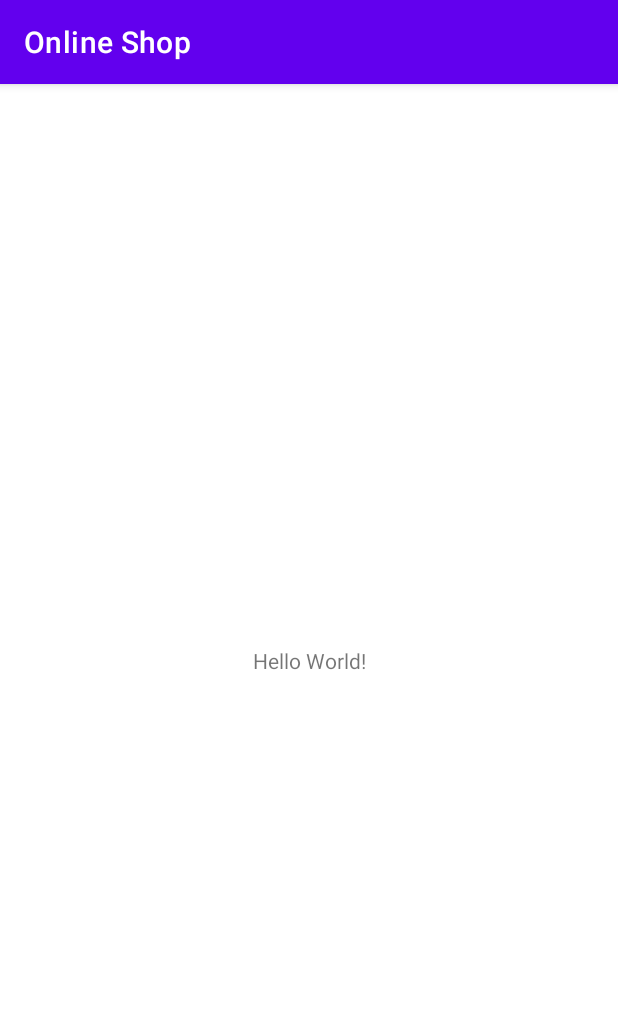
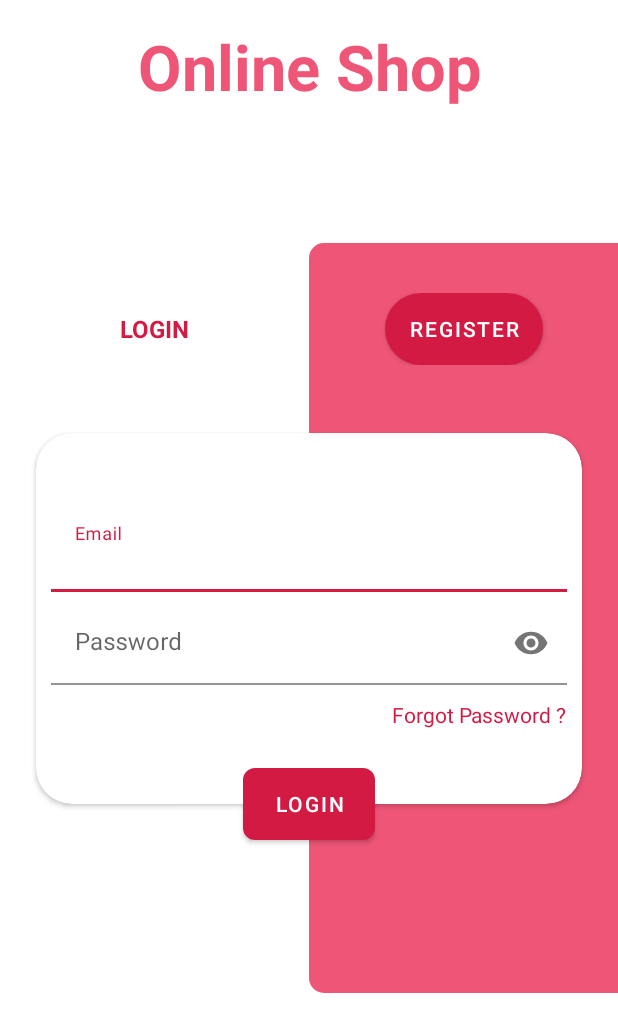
Before and after one commit to muhsecha/OnlineShop, an Android app: the screen it shows after launch (LoginActivity), on a phone screen of 412 x 824 dp. Shown: the top 1032 px of the screen. Run offline under Robolectric (Android 15) with nearby library versions, the light colour scheme and no system bars.

Commit message:
push layout login register apps

```diff
--- a/app/src/main/AndroidManifest.xml
+++ b/app/src/main/AndroidManifest.xml
@@ -9,13 +9,15 @@
         android:roundIcon="@mipmap/ic_launcher_round"
         android:supportsRtl="true"
         android:theme="@style/Theme.OnlineShop">
-        <activity android:name=".MainActivity">
+        <activity android:name=".RegisterActivity"></activity>
+        <activity android:name=".LoginActivity">
             <intent-filter>
                 <action android:name="android.intent.action.MAIN" />
 
                 <category android:name="android.intent.category.LAUNCHER" />
             </intent-filter>
         </activity>
+        <activity android:name=".MainActivity"></activity>
     </application>
 
 </manifest>
--- /dev/null
+++ b/app/src/main/java/com/example/onlineshop/LoginActivity.java
@@ -0,0 +1,44 @@
+package com.example.onlineshop;
+
+import androidx.appcompat.app.AppCompatActivity;
+
+import android.content.Intent;
+import android.os.Bundle;
+import android.view.View;
+import android.widget.Button;
+import android.widget.EditText;
+import android.widget.RelativeLayout;
+import android.widget.TextView;
+import android.widget.Toast;
+
+public class LoginActivity extends AppCompatActivity {
+
+    Button btn_register,btn_login;
+    TextView tv_frgt_pass;
+    EditText et_email,et_pass;
+
+    @Override
+    protected void onCreate(Bundle savedInstanceState) {
+        super.onCreate(savedInstanceState);
+        setContentView(R.layout.activity_login);
+
+        tv_frgt_pass = (TextView) findViewById(R.id.tv_frgt_pass);
+        et_email = (EditText) findViewById(R.id.et_login_email);
+        et_pass = (EditText) findViewById(R.id.et_login_pass);
+        btn_register = (Button) findViewById(R.id.btn_register);
+        btn_login = (Button) findViewById(R.id.btn_login);
+
+        btn_register.setOnClickListener(new View.OnClickListener() {
+            @Override
+            public void onClick(View view) {
+                startActivity(new Intent(getApplicationContext(), RegisterActivity.class));
+            }
+        });
+        btn_login.setOnClickListener(new View.OnClickListener() {
+            @Override
+            public void onClick(View view) {
+                Toast.makeText(LoginActivity.this, "Login Success", Toast.LENGTH_SHORT).show();
+            }
+        });
+    }
+}
--- /dev/null
+++ b/app/src/main/res/drawable/bg_btn_red.xml
@@ -0,0 +1,6 @@
+<?xml version="1.0" encoding="utf-8"?>
+<shape xmlns:android="http://schemas.android.com/apk/res/android">
+    <solid android:color="#D31A43"/>
+    <corners android:radius="7dp"/>
+    <stroke android:color="@color/white" android:width="1dp"/>
+</shape>
--- /dev/null
+++ b/app/src/main/res/drawable/bg_btn_white.xml
@@ -0,0 +1,6 @@
+<?xml version="1.0" encoding="utf-8"?>
+<shape xmlns:android="http://schemas.android.com/apk/res/android">
+    <solid android:color="@color/white"/>
+    <corners android:radius="7dp"/>
+    <stroke android:color="#D31A43" android:width="1dp"/>
+</shape>
--- /dev/null
+++ b/app/src/main/res/drawable/bg_red.xml
@@ -0,0 +1,5 @@
+<?xml version="1.0" encoding="utf-8"?>
+<shape xmlns:android="http://schemas.android.com/apk/res/android">
+    <solid android:color="#EE5577"/>
+    <corners android:bottomLeftRadius="10dp" android:topLeftRadius="10dp"/>
+</shape>
--- /dev/null
+++ b/app/src/main/res/drawable/bg_red_left.xml
@@ -0,0 +1,5 @@
+<?xml version="1.0" encoding="utf-8"?>
+<shape xmlns:android="http://schemas.android.com/apk/res/android">
+    <solid android:color="#EE5577"/>
+    <corners android:topRightRadius="10dp" android:bottomRightRadius="10dp" />
+</shape>
--- /dev/null
+++ b/app/src/main/res/drawable/bg_white.xml
@@ -0,0 +1,5 @@
+<?xml version="1.0" encoding="utf-8"?>
+<shape xmlns:android="http://schemas.android.com/apk/res/android">
+    <solid android:color="@color/white"/>
+    <corners android:bottomRightRadius="10dp" android:topRightRadius="10dp"/>
+ </shape>
--- /dev/null
+++ b/app/src/main/res/drawable/btn_stroke_white.xml
@@ -0,0 +1,6 @@
+<?xml version="1.0" encoding="utf-8"?>
+<shape xmlns:android="http://schemas.android.com/apk/res/android">
+    <stroke android:color="@color/white" android:width="1dp"/>
+    <solid android:color="@color/red_500"/>
+    <corners android:radius="50dp"/>
+</shape>
--- /dev/null
+++ b/app/src/main/res/layout/activity_login.xml
@@ -0,0 +1,138 @@
+<?xml version="1.0" encoding="utf-8"?>
+<androidx.constraintlayout.widget.ConstraintLayout
+    xmlns:android="http://schemas.android.com/apk/res/android"
+    xmlns:app="http://schemas.android.com/apk/res-auto"
+    xmlns:tools="http://schemas.android.com/tools"
+    android:layout_width="match_parent"
+    android:layout_height="match_parent"
+    tools:context=".LoginActivity">
+
+    <TextView
+        android:id="@+id/textView"
+        android:layout_width="wrap_content"
+        android:layout_height="wrap_content"
+        android:layout_marginTop="16dp"
+        android:text="Online Shop"
+        android:textColor="#EE5577"
+        android:textSize="42dp"
+        android:textStyle="bold"
+        app:layout_constraintEnd_toEndOf="parent"
+        app:layout_constraintStart_toStartOf="parent"
+        app:layout_constraintTop_toTopOf="parent" />
+
+    <View
+        android:id="@+id/view"
+        android:layout_width="wrap_content"
+        android:layout_height="500dp"
+        android:background="@drawable/bg_red"
+        app:layout_constraintBottom_toBottomOf="parent"
+        app:layout_constraintEnd_toEndOf="parent"
+        app:layout_constraintStart_toEndOf="parent"
+        app:layout_constraintTop_toTopOf="parent" />
+
+    <RelativeLayout
+        android:layout_width="0dp"
+        android:layout_height="wrap_content"
+        android:layout_marginTop="33dp"
+        app:layout_constraintEnd_toEndOf="parent"
+        app:layout_constraintHorizontal_bias="0.0"
+        app:layout_constraintStart_toStartOf="parent"
+        app:layout_constraintTop_toTopOf="@+id/view" >
+
+        <TextView
+            android:id="@+id/tv_login"
+            android:layout_width="wrap_content"
+            android:layout_height="wrap_content"
+            android:text="LOGIN"
+            android:textSize="16dp"
+            android:textStyle="bold"
+            android:textColor="@color/red_500"
+            android:layout_marginStart="80dp"
+            android:layout_centerVertical="true"/>
+
+        <Button
+            android:id="@+id/btn_register"
+            android:layout_width="wrap_content"
+            android:layout_height="wrap_content"
+            android:layout_alignParentRight="true"
+            android:layout_centerVertical="true"
+            android:layout_marginEnd="50dp"
+            android:text="REGISTER"
+            android:textColor="@color/white"
+            android:background="@drawable/btn_stroke_white"/>
+    </RelativeLayout>
+
+    <androidx.cardview.widget.CardView
+        android:id="@+id/cd_login"
+        android:layout_width="0dp"
+        android:layout_height="wrap_content"
+        android:layout_marginStart="24dp"
+        android:layout_marginEnd="24dp"
+        app:cardCornerRadius="24dp"
+        app:layout_constraintBottom_toBottomOf="parent"
+        app:layout_constraintEnd_toEndOf="parent"
+        app:layout_constraintStart_toStartOf="parent"
+        app:layout_constraintTop_toTopOf="parent">
+
+        <LinearLayout
+            android:layout_width="match_parent"
+            android:layout_height="wrap_content"
+            android:orientation="vertical">
+
+            <com.google.android.material.textfield.TextInputLayout
+                android:layout_width="match_parent"
+                android:layout_height="wrap_content"
+                android:paddingHorizontal="10dp">
+
+                <com.google.android.material.textfield.TextInputEditText
+                    android:id="@+id/et_login_email"
+                    android:layout_width="match_parent"
+                    android:layout_height="wrap_content"
+                    android:layout_marginTop="50dp"
+                    android:hint="Email"
+                    android:inputType="textEmailAddress"
+                    android:background="@color/white"/>
+            </com.google.android.material.textfield.TextInputLayout>
+
+            <com.google.android.material.textfield.TextInputLayout
+                android:layout_width="match_parent"
+                android:layout_height="match_parent"
+                android:paddingHorizontal="10dp"
+                app:passwordToggleEnabled="true">
+
+                <com.google.android.material.textfield.TextInputEditText
+                    android:id="@+id/et_login_pass"
+                    android:layout_width="match_parent"
+                    android:layout_height="wrap_content"
+                    android:layout_marginTop="6dp"
+                    android:layout_marginBottom="10dp"
+                    android:hint="Password"
+                    android:inputType="textPassword"
+                    android:background="@color/white"/>
+
+            </com.google.android.material.textfield.TextInputLayout>
+
+            <TextView
+                android:id="@+id/tv_frgt_pass"
+                android:text="Forgot Password ?"
+                android:layout_width="wrap_content"
+                android:layout_height="wrap_content"
+                android:layout_gravity="right"
+                android:layout_marginRight="10dp"
+                android:textColor="@color/red_500"
+                android:layout_marginBottom="50dp"/>
+        </LinearLayout>
+    </androidx.cardview.widget.CardView>
+
+    <Button
+        android:id="@+id/btn_login"
+        android:layout_width="wrap_content"
+        android:layout_height="wrap_content"
+        android:background="@drawable/bg_btn_red"
+        android:text="LOGIN"
+        app:layout_constraintBottom_toBottomOf="@+id/cd_login"
+        app:layout_constraintEnd_toEndOf="@+id/cd_login"
+        app:layout_constraintStart_toStartOf="@+id/cd_login"
+        app:layout_constraintTop_toBottomOf="@+id/cd_login" />
+
+</androidx.constraintlayout.widget.ConstraintLayout>
--- a/app/src/main/res/values-night/themes.xml
+++ b/app/src/main/res/values-night/themes.xml
@@ -1,10 +1,10 @@
 <resources xmlns:tools="http://schemas.android.com/tools">
     <!-- Base application theme. -->
-    <style name="Theme.OnlineShop" parent="Theme.MaterialComponents.DayNight.DarkActionBar">
+    <style name="Theme.OnlineShop" parent="Theme.MaterialComponents.Light.NoActionBar">
         <!-- Primary brand color. -->
-        <item name="colorPrimary">@color/purple_200</item>
-        <item name="colorPrimaryVariant">@color/purple_700</item>
-        <item name="colorOnPrimary">@color/black</item>
+        <item name="colorPrimary">#D31A43</item>
+        <item name="colorPrimaryVariant">#D31A43</item>
+        <item name="colorOnPrimary">@color/white</item>
         <!-- Secondary brand color. -->
         <item name="colorSecondary">@color/teal_200</item>
         <item name="colorSecondaryVariant">@color/teal_200</item>
--- a/app/src/main/res/values/colors.xml
+++ b/app/src/main/res/values/colors.xml
@@ -1,7 +1,7 @@
 <?xml version="1.0" encoding="utf-8"?>
 <resources>
-    <color name="purple_200">#FFBB86FC</color>
-    <color name="purple_500">#FF6200EE</color>
+    <color name="red_200">#EE5577</color>
+    <color name="red_500">#D31A43</color>
     <color name="purple_700">#FF3700B3</color>
     <color name="teal_200">#FF03DAC5</color>
     <color name="teal_700">#FF018786</color>
--- a/app/src/main/res/values/themes.xml
+++ b/app/src/main/res/values/themes.xml
@@ -1,9 +1,9 @@
 <resources xmlns:tools="http://schemas.android.com/tools">
     <!-- Base application theme. -->
-    <style name="Theme.OnlineShop" parent="Theme.MaterialComponents.DayNight.DarkActionBar">
+    <style name="Theme.OnlineShop" parent="Theme.MaterialComponents.Light.NoActionBar">
         <!-- Primary brand color. -->
-        <item name="colorPrimary">@color/purple_500</item>
-        <item name="colorPrimaryVariant">@color/purple_700</item>
+        <item name="colorPrimary">#D31A43</item>
+        <item name="colorPrimaryVariant">#D31A43</item>
         <item name="colorOnPrimary">@color/white</item>
         <!-- Secondary brand color. -->
         <item name="colorSecondary">@color/teal_200</item>
```
Also changed, not shown: app/src/main/java/com/example/onlineshop/RegisterActivity.java (added, +43 -0 lines), app/src/main/res/drawable/ic_email.xml (added, +10 -0 lines), app/src/main/res/drawable/ic_pass.xml (added, +10 -0 lines), app/src/main/res/layout/activity_register.xml (added, +160 -0 lines).
